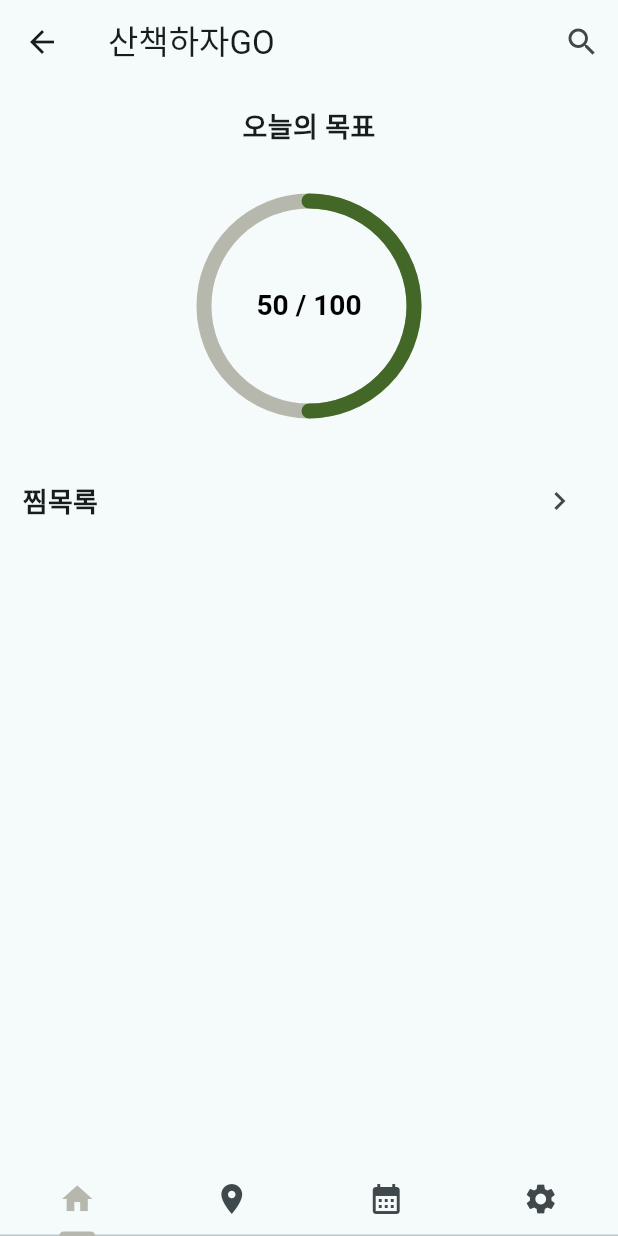
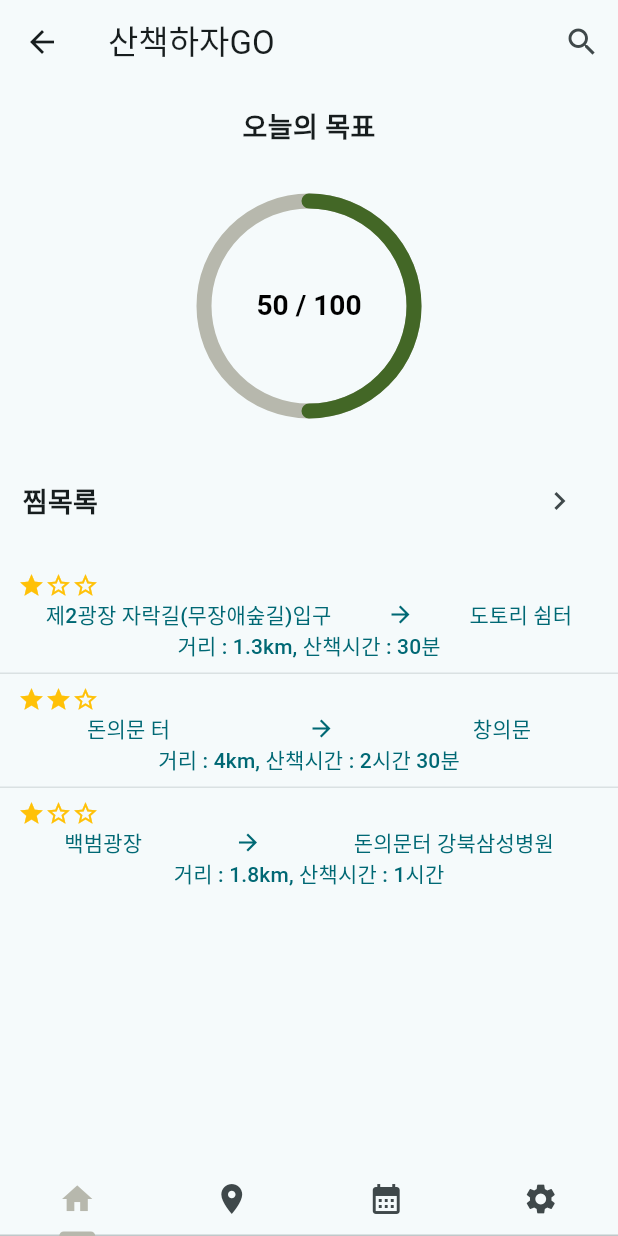
Before and after one commit to SangoProject/sangoapp, a Flutter app: the screen it shows after launch, on a phone screen of 412 x 824 dp. Run offline on Flutter 3.47's test engine with Material 2 defaults, Android fonts, the phone set to English and light mode, and no system bars; our stand-ins replace firebase_auth, firebase_core, firebase_database, fl_chart, geolocator, google_maps_flutter and 3 more; accounts and stored records are empty; Roboto replaces fonts that are missing (Pretendard).

Commit message:
세부정보 ui

```diff
--- a/lib/screens/components/libraryList.dart
+++ b/lib/screens/components/libraryList.dart
@@ -19,10 +19,9 @@ class LibraryList extends StatelessWidget {
 
     return ListView.separated(
       itemBuilder: (context, index){
-        // final area_gu = data[index].area_gu;
-        final distance = data[index].distance;
-        final lead_time = data[index].lead_time;
-        final course_level = int.parse(data[index].course_level);
+        final distance = data[index].distance;   // 이동 거리
+        final lead_time = data[index].lead_time; // 소요 시간
+        final course_level = int.parse(data[index].course_level); // 난이도
         final course_negative = 3 - course_level;
 
         String detailCourse = data[index].detail_course;
--- a/lib/screens/course_data/courseInfo.dart
+++ b/lib/screens/course_data/courseInfo.dart
@@ -1,4 +1,5 @@
 class CourseInfo{
+  final String course_name;
   final String area_gu;
   final String distance;
   final String lead_time;
@@ -6,6 +7,7 @@ class CourseInfo{
   final String detail_course;
 
   CourseInfo({
+    required this.course_name,
     required this.area_gu,
     required this.distance,
     required this.lead_time,
@@ -15,6 +17,7 @@ class CourseInfo{
 
   factory CourseInfo.fromJson(Map<dynamic, dynamic> json){
     return CourseInfo(
+        course_name: json["course_name"],
         area_gu: json["area_gu"],
         distance: json["distance"],
         lead_time: json["lead_time"],
@@ -25,6 +28,7 @@ class CourseInfo{
 
   Map<String, dynamic> toJson(){
     return{
+      "course_name": course_name,
       "area_gu": area_gu,
       "distance": distance,
       "lead_time": lead_time,
--- a/lib/screens/homePage.dart
+++ b/lib/screens/homePage.dart
@@ -5,6 +5,7 @@ import 'goalPage.dart';
 import 'package:sangoproject/screens/components/goalGraph.dart';
 import 'libraryPage.dart';
 import 'package:sangoproject/screens/components/libraryList.dart';
+import 'package:sangoproject/screens/course_data/courseInfo.dart';
 
 class HomePage extends StatefulWidget {
   const HomePage({Key? key}) : super(key: key);
@@ -37,6 +38,13 @@ class _HomePage extends State<HomePage> {
       print(e);
     }
   }
+
+  //삭제해줘야 됨.
+  List<CourseInfo> list = [
+    CourseInfo(course_name: '생태문화길', area_gu: '관악구', distance: '1.3km', lead_time: '30분', course_level: '1', detail_course: '제2광장 자락길(무장애숲길)입구~도토리 쉼터'),
+    CourseInfo(course_name: '한강지천길',area_gu: '종로구', distance: '4km', lead_time: '2시간 30분', course_level: '2', detail_course: '돈의문 터~창의문'),
+    CourseInfo(course_name: '생태문화길',area_gu: '중구', distance: '1.8km', lead_time: '1시간', course_level: '1', detail_course: '백범광장~돈의문터 강북삼성병원')
+  ];
 
   @override
   Widget build(BuildContext context) {
@@ -93,7 +101,7 @@ class _HomePage extends State<HomePage> {
                     ],
                   )
               ),
-              //Expanded(child: LibraryList("중구")),
+              Expanded(child: LibraryList(list)),
             ],
           ),
         ),
```
Also changed, not shown: lib/screens/searchDetailPage.dart (+74 -14 lines).
